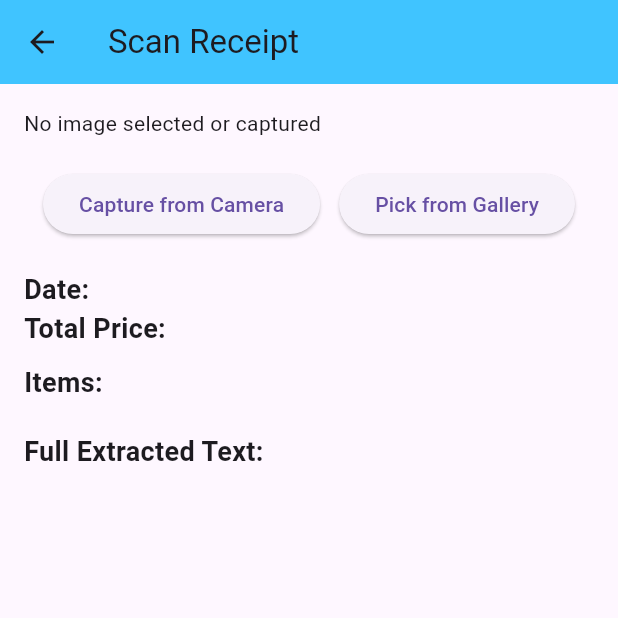
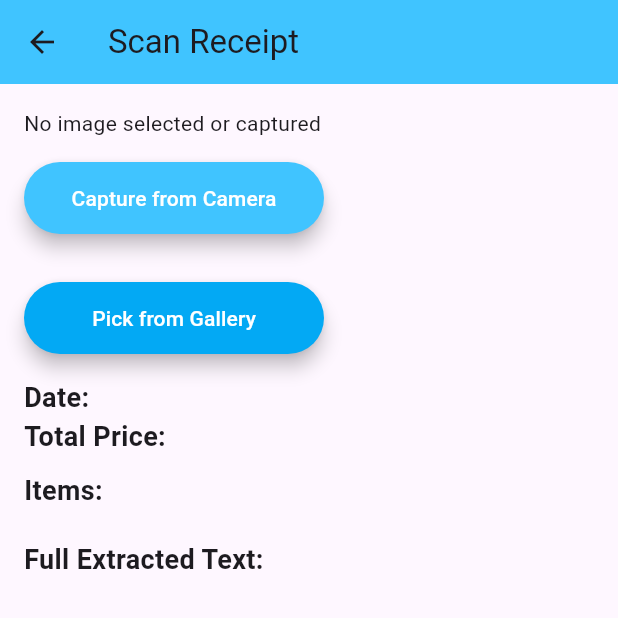
Before and after one commit to muayyat/Receipt-Manager-App, a Flutter app: the ScanScreen screen opened by its route, on a phone screen of 412 x 824 dp, the top half of it. Run offline on Flutter 3.47's test engine with Material 3 defaults, Android fonts, the phone set to English and light mode, and no system bars; our stand-ins replace cloud_firestore, emoji_picker_flutter, firebase_auth, firebase_core, firebase_remote_config, firebase_storage and 4 more; missing offline and left inert: flutter_tesseract_ocr; accounts and stored records are empty.

Commit message:
Change buttons layout

```diff
--- a/lib/screens/scan_screen.dart
+++ b/lib/screens/scan_screen.dart
@@ -7,6 +7,7 @@ import 'package:flutter_tesseract_ocr/flutter_tesseract_ocr.dart';
 import 'package:image_picker/image_picker.dart';
 import 'package:path_provider/path_provider.dart';
 import 'package:permission_handler/permission_handler.dart';
+import 'package:receipt_manager/components/rounded_button.dart';
 
 import '../logger.dart';
 import '../services/auth_service.dart';
@@ -210,21 +211,14 @@ class ScanScreenState extends State<ScanScreen> {
               )
             else
               Text("No image selected or captured"),
-            SizedBox(height: 20),
-            Row(
-              mainAxisAlignment: MainAxisAlignment.spaceEvenly,
-              children: [
-                ElevatedButton(
-                  onPressed: _captureFromCamera,
-                  child: Text('Capture from Camera'),
-                ),
-                ElevatedButton(
-                  onPressed: _pickFromGallery,
-                  child: Text('Pick from Gallery'),
-                ),
-              ],
-            ),
-            SizedBox(height: 20),
+            RoundedButton(
+                color: Colors.lightBlueAccent,
+                title: 'Capture from Camera',
+                onPressed: _captureFromCamera),
+            RoundedButton(
+                color: Colors.lightBlue,
+                title: 'Pick from Gallery',
+                onPressed: _pickFromGallery),
             Text('Date: $_date',
                 style: TextStyle(fontSize: 18, fontWeight: FontWeight.bold)),
             Text('Total Price: $_totalPrice',
```
